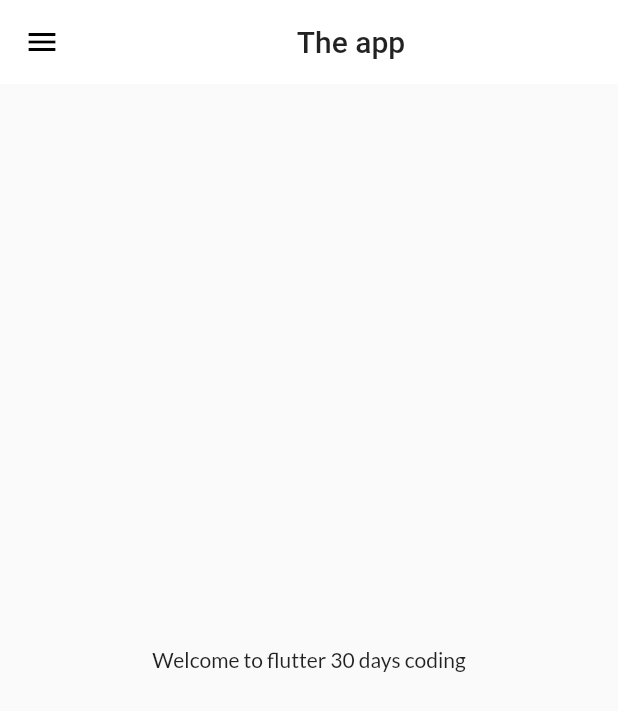
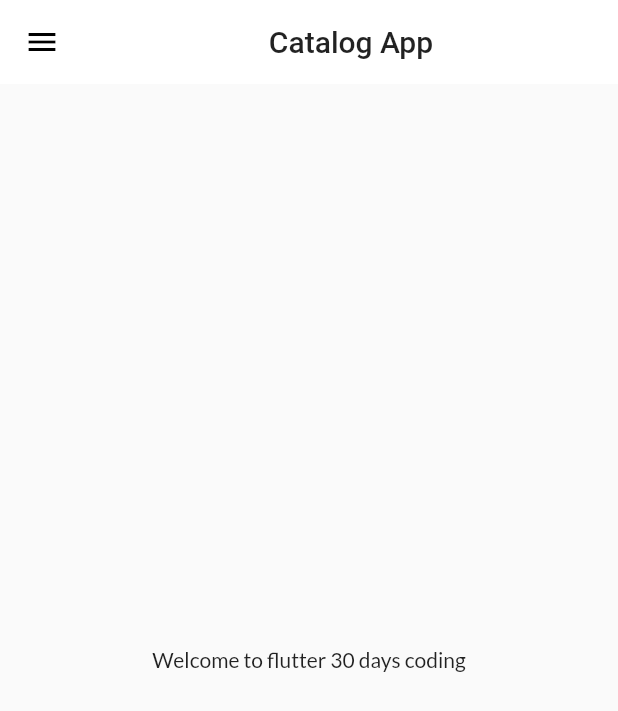
Before and after one commit to Superman005/flutter-practice, a Flutter app: the screen it shows after launch, on a phone screen of 412 x 824 dp. Shown: the top 711 px of the screen. Run offline on Flutter 3.47's test engine with Material 2 defaults, Android fonts, the phone set to English and light mode, and no system bars; our stand-ins replace google_fonts.

Commit message:
Day 10 completed

```diff
--- a/lib/pages/home_pages.dart
+++ b/lib/pages/home_pages.dart
@@ -10,7 +10,7 @@ class HomePage extends StatelessWidget {
       appBar: AppBar(
           title: Center(
         child: Text(
-          "The app",
+          "Catalog App",
         ),
       )),
       body: Center(
```
Also changed, not shown: lib/models/catalog.dart (added, +10 -0 lines).
